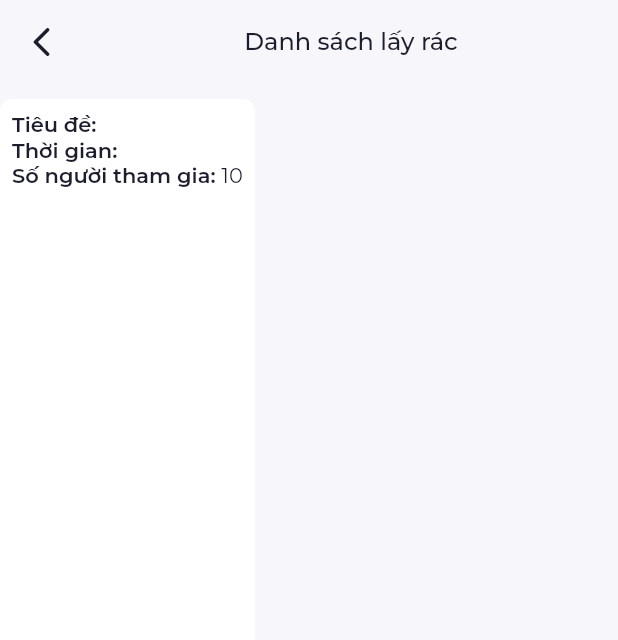
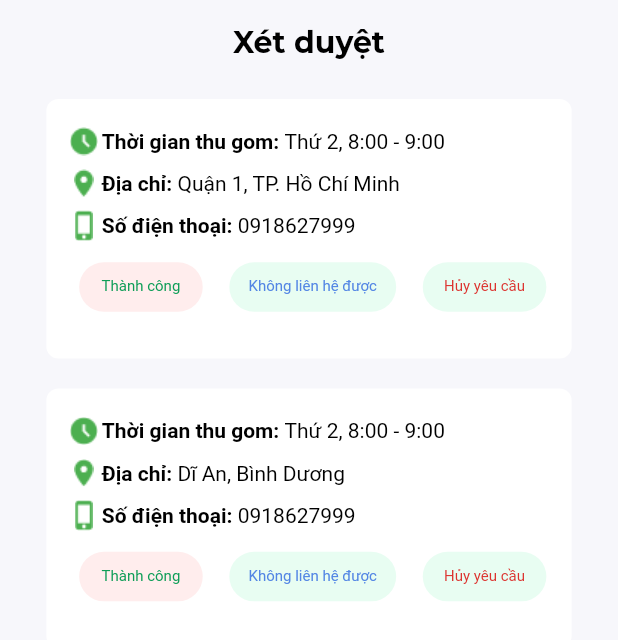
Before and after one commit to GameUITHackathon2022/1-LOVISER_DEV, a Flutter app: the GarbageList screen opened directly, on a phone screen of 412 x 824 dp. Shown: the top 640 px of the screen. Run offline on Flutter 3.47's test engine with Material 2 defaults, Android fonts, the phone set to English and light mode, and no system bars; our stand-ins replace dotted_border, file_picker, flutter_svg, font_awesome_flutter, geolocator, google_maps_flutter and 5 more; missing offline and left inert: cloudinary_public, flutter_format_money_vietnam; accounts and stored records are empty; network calls fail.

Commit message:
feature: accept schedule

```diff
--- a/lib/features/admin/screens/admin_screen.dart
+++ b/lib/features/admin/screens/admin_screen.dart
@@ -3,6 +3,7 @@ import 'package:font_awesome_flutter/font_awesome_flutter.dart';
 import 'package:provider/provider.dart';
 import 'package:uit_hackathon/features/admin/screens/add_garbage_screen.dart';
 import 'package:uit_hackathon/features/admin/screens/admin_challenge_screen.dart';
+import 'package:uit_hackathon/features/admin/screens/garbage_list_screen.dart';
 import 'package:uit_hackathon/features/admin/screens/garbages_screen.dart';
 import 'package:uit_hackathon/features/profile/screens/profile_screen.dart';
 import 'package:uit_hackathon/providers/bottom_navigaton_provider.dart';
@@ -21,7 +22,7 @@ class _AdminScreenState extends State<AdminScreen> {
   List screens = [
     const GarbagesScreen(),
     AdminChallengeScreen(),
-    Container(),
+    GarbageList(),
     const ProfileScreen(),
   ];
 
--- a/lib/features/admin/screens/garbage_list_screen.dart
+++ b/lib/features/admin/screens/garbage_list_screen.dart
@@ -1,6 +1,7 @@
 import 'package:flutter/src/widgets/framework.dart';
 import 'package:flutter/src/widgets/placeholder.dart';
 import 'package:flutter/material.dart';
+import 'package:uit_hackathon/models/schedule.dart';
 
 import '../../../utils/app_colors.dart';
 import '../../../utils/app_styles.dart';
@@ -13,93 +14,235 @@ class GarbageList extends StatefulWidget {
 }
 
 class _GarbageListState extends State<GarbageList> {
+  List<Schedule> schedules = [
+    Schedule(
+      user: 'Nguyễn Văn A',
+      address: 'Quận 1, TP. Hồ Chí Minh',
+      time: 'Thứ 2, 8:00 - 9:00',
+      status: 'Đã hoàn thành',
+      startDate: 100,
+      endDate: 1000,
+      type: "ok",
+    ),
+    Schedule(
+      user: 'Nguyễn Văn B',
+      address: 'Dĩ An, Bình Dương',
+      time: 'Thứ 2, 8:00 - 9:00',
+      status: 'Đã hoàn thành',
+      startDate: 100,
+      endDate: 1000,
+      type: "ok",
+    ),
+  ];
+
   @override
   Widget build(BuildContext context) {
+    final height = MediaQuery.of(context).size.height;
+    final width = MediaQuery.of(context).size.width;
     return Scaffold(
       appBar: AppBar(
+        elevation: 0,
         backgroundColor: Colors.transparent,
-        elevation: 0,
-        title: Align(
-          alignment: Alignment.center,
+        title: Center(
           child: Text(
-            'Danh sách lấy rác',
+            'Xét duyệt',
             style: AppStyles.medium.copyWith(
-              color: AppColors.textPrimaryColor,
+              color: Colors.black,
+              fontWeight: FontWeight.bold,
+              fontSize: 20,
             ),
           ),
         ),
-        leading: GestureDetector(
-          onTap: () => Navigator.pop(context),
-          child: const Icon(
-            Icons.arrow_back_ios_rounded,
-            color: AppColors.textPrimaryColor,
       ),
+      body: ListView.builder(
+          itemCount: schedules.length,
+          itemBuilder: (context, index) {
+            return Padding(
+              padding: const EdgeInsets.fromLTRB(0, 10, 0, 10),
+              child: ScheduleInfo(
+                  height: height, width: width, schedule: schedules[index]),
+            );
+          }),
+    );
+  }
+}
+
+class ScheduleInfo extends StatelessWidget {
+  const ScheduleInfo({
+    super.key,
+    required this.height,
+    required this.width,
+    required this.schedule,
+  });
+
+  final double height;
+  final double width;
+  final Schedule schedule;
+
+  @override
+  Widget build(BuildContext context) {
+    return Center(
+      child: Container(
+        height: height * 0.21,
+        width: width * 0.85,
+        decoration: BoxDecoration(
+          color: Colors.white,
+          borderRadius: BorderRadius.circular(8),
         ),
-      ),
-      body: Container(
-      margin: const EdgeInsets.only(
-        bottom: 10,
-        top: 10,
-      ),
-      padding: const EdgeInsets.all(8),
-      decoration: BoxDecoration(
-        borderRadius: BorderRadius.circular(8),
-        color: Colors.white,
-      ),
+        child: Padding(
+          padding: const EdgeInsets.only(top: 8, left: 13, right: 8),
           child: Column(
             crossAxisAlignment: CrossAxisAlignment.start,
             children: [
-          RichText(
-            text: TextSpan(
-              text: 'Tiêu đề: ',
-              style: AppStyles.semibold.copyWith(
-                fontSize: 14,
+              SizedBox(
+                height: height * 0.01,
               ),
-              children: <TextSpan>[
-                // TextSpan(
-                //   text: challenge.title,
-                //   style: AppStyles.regular.copyWith(
-                //     fontSize: 14,
-                //   ),
-                // ),
-              ],
-            ),
+              Row(
+                children: [
+                  const ImageIcon(
+                    AssetImage('assets/images/clock.png'),
+                    color: Colors.green,
                   ),
                   RichText(
                     text: TextSpan(
-              text: 'Thời gian: ',
-              style: AppStyles.semibold.copyWith(
-                fontSize: 14,
-              ),
+                      text: "Thời gian thu gom: ",
+                      style: const TextStyle(
+                          fontWeight: FontWeight.bold, color: Colors.black),
                       children: <TextSpan>[
                         TextSpan(
-                  text: '',
-                  style: AppStyles.regular.copyWith(
-                    fontSize: 14,
-                  ),
-                ),
-              ],
-            ),
-          ),
-          RichText(
-            text: TextSpan(
-              text: 'Số người tham gia: ',
-              style: AppStyles.semibold.copyWith(
-                fontSize: 14,
-              ),
-              children: <TextSpan>[
-                TextSpan(
-                  text: '10',
-                  style: AppStyles.regular.copyWith(
-                    fontSize: 14,
-                  ),
-                ),
-              ],
+                          text: schedule.time,
+                          style: const TextStyle(
+                            fontWeight: FontWeight.normal,
                           ),
                         )
                       ],
                     ),
                   ),
+                ],
+              ),
+              SizedBox(
+                height: height * 0.005,
+              ),
+              Row(
+                children: [
+                  const ImageIcon(
+                    AssetImage('assets/images/place.png'),
+                    color: Colors.green,
+                  ),
+                  RichText(
+                    text: TextSpan(
+                      text: "Địa chỉ: ",
+                      style: const TextStyle(
+                          fontWeight: FontWeight.bold, color: Colors.black),
+                      children: <TextSpan>[
+                        TextSpan(
+                          text: schedule.address,
+                          style: const TextStyle(
+                            fontWeight: FontWeight.normal,
+                          ),
+                        )
+                      ],
+                    ),
+                  ),
+                ],
+              ),
+              SizedBox(
+                height: height * 0.005,
+              ),
+              Row(
+                children: [
+                  const ImageIcon(
+                    AssetImage('assets/images/phone.png'),
+                    color: Colors.green,
+                  ),
+                  RichText(
+                    text: const TextSpan(
+                      text: "Số điện thoại: ",
+                      style: TextStyle(
+                        fontWeight: FontWeight.bold,
+                        color: Colors.black,
+                      ),
+                      children: <TextSpan>[
+                        TextSpan(
+                          text: "0918627999",
+                          style: TextStyle(
+                            fontWeight: FontWeight.normal,
+                          ),
+                        )
+                      ],
+                    ),
+                  ),
+                ],
+              ),
+              SizedBox(
+                height: height * 0.015,
+              ),
+              Row(
+                mainAxisAlignment: MainAxisAlignment.spaceAround,
+                children: [
+                  Container(
+                    decoration: BoxDecoration(
+                      color: const Color(0xFFFFEDED),
+                      borderRadius: BorderRadius.circular(30),
+                    ),
+                    child: SizedBox(
+                      width: width * 0.2,
+                      height: height * 0.04,
+                      child: const Center(
+                        child: Text(
+                          "Thành công",
+                          style: TextStyle(
+                            color: Color(0xFF0E9D57),
+                            fontSize: 10,
+                          ),
+                        ),
+                      ),
+                    ),
+                  ),
+                  Container(
+                    decoration: BoxDecoration(
+                      color: const Color(0xFFE8FDF2),
+                      borderRadius: BorderRadius.circular(30),
+                    ),
+                    child: SizedBox(
+                      width: width * 0.27,
+                      height: height * 0.04,
+                      child: const Center(
+                        child: Text(
+                          "Không liên hệ được",
+                          style: TextStyle(
+                            color: Color(0xFF5386E4),
+                            fontSize: 10,
+                          ),
+                        ),
+                      ),
+                    ),
+                  ),
+                  Container(
+                    decoration: BoxDecoration(
+                      color: const Color(0xFFE8FDF2),
+                      borderRadius: BorderRadius.circular(30),
+                    ),
+                    child: SizedBox(
+                      width: width * 0.2,
+                      height: height * 0.04,
+                      child: const Center(
+                        child: Text(
+                          "Hủy yêu cầu",
+                          style: TextStyle(
+                            color: Color(0xFFDC312D),
+                            fontSize: 10,
+                          ),
+                        ),
+                      ),
+                    ),
+                  ),
+                ],
+              )
+            ],
+          ),
+        ),
+      ),
     );
   }
 }
```
Also changed, not shown: assets/images/clock.png (added), assets/images/phone.png (added), assets/images/place.png (added). Lines whose indentation alone changed are shown as unchanged.
